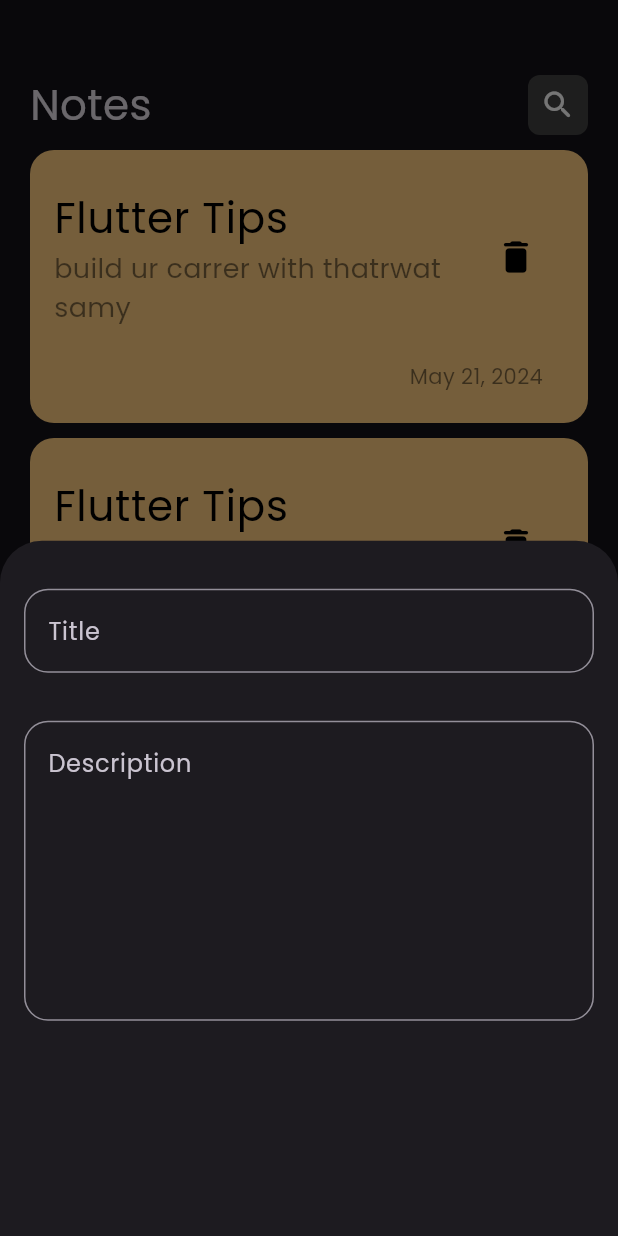
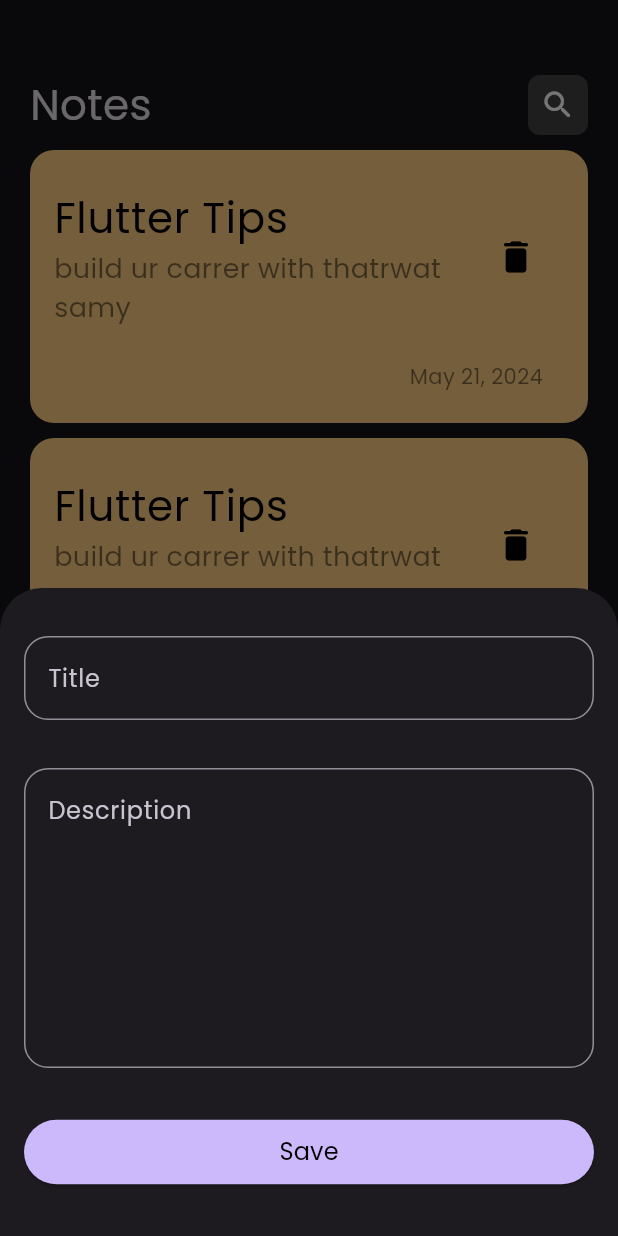
Before and after one commit to marcolous/Flutter-Notes, a Flutter app: the screen it shows after launch, after a tap on the "add" icon, on a phone screen of 412 x 824 dp. Run offline on Flutter 3.47's test engine with Material 3 defaults, Android fonts, the phone set to English and light mode, and no system bars.

Commit message:
finish add note bottom sheet

```diff
--- a/lib/views/widgets/add_note_botton_sheet.dart
+++ b/lib/views/widgets/add_note_botton_sheet.dart
@@ -1,4 +1,5 @@
 import 'package:flutter/material.dart';
+import 'package:notes_app/views/widgets/custom_button.dart';
 import 'package:notes_app/views/widgets/custom_text_field.dart';
 
 class AppNoteBottonSheet extends StatelessWidget {
@@ -6,18 +7,21 @@ class AppNoteBottonSheet extends StatelessWidget {
 
   @override
   Widget build(BuildContext context) {
-    return const Padding(
-      padding: EdgeInsets.symmetric(horizontal: 16),
-      child: Column(
-        children: [
-          SizedBox(height: 32),
-          CustomTextField(hint: 'Title'),
-          SizedBox(height: 32),
-          CustomTextField(
-            hint: 'Description',
-            maxLines: 7,
-          ),
-        ],
+    return Padding(
+      padding: const EdgeInsets.symmetric(horizontal: 16),
+      child: SingleChildScrollView(
+        child: ListView(
+          shrinkWrap: true,
+          children: const [
+            SizedBox(height: 32),
+            CustomTextField(hint: 'Title'),
+            SizedBox(height: 32),
+            CustomTextField(hint: 'Description', maxLines: 7),
+            SizedBox(height: 32),
+            CustomBotton(),
+            SizedBox(height: 32),
+          ],
+        ),
       ),
     );
   }
--- /dev/null
+++ b/lib/views/widgets/custom_button.dart
@@ -0,0 +1,33 @@
+import 'package:flutter/material.dart';
+
+class CustomBotton extends StatefulWidget {
+  const CustomBotton({super.key});
+
+  @override
+  State<CustomBotton> createState() => _CustomBottonState();
+}
+
+class _CustomBottonState extends State<CustomBotton> {
+  @override
+  Widget build(BuildContext context) {
+    return ElevatedButton(
+      style: ElevatedButton.styleFrom(
+        padding: const EdgeInsets.symmetric(vertical: 10),
+        backgroundColor: const Color(0xffCCB9FB),
+      ),
+      onPressed: () async {
+        setState(() {
+          //isLoading = true;
+        });
+
+        setState(() {
+          //isLoading = false;
+        });
+      },
+      child: const Text(
+        'Save',
+        style: TextStyle(color: Colors.black, fontSize: 16),
+      ),
+    );
+  }
+}
```
